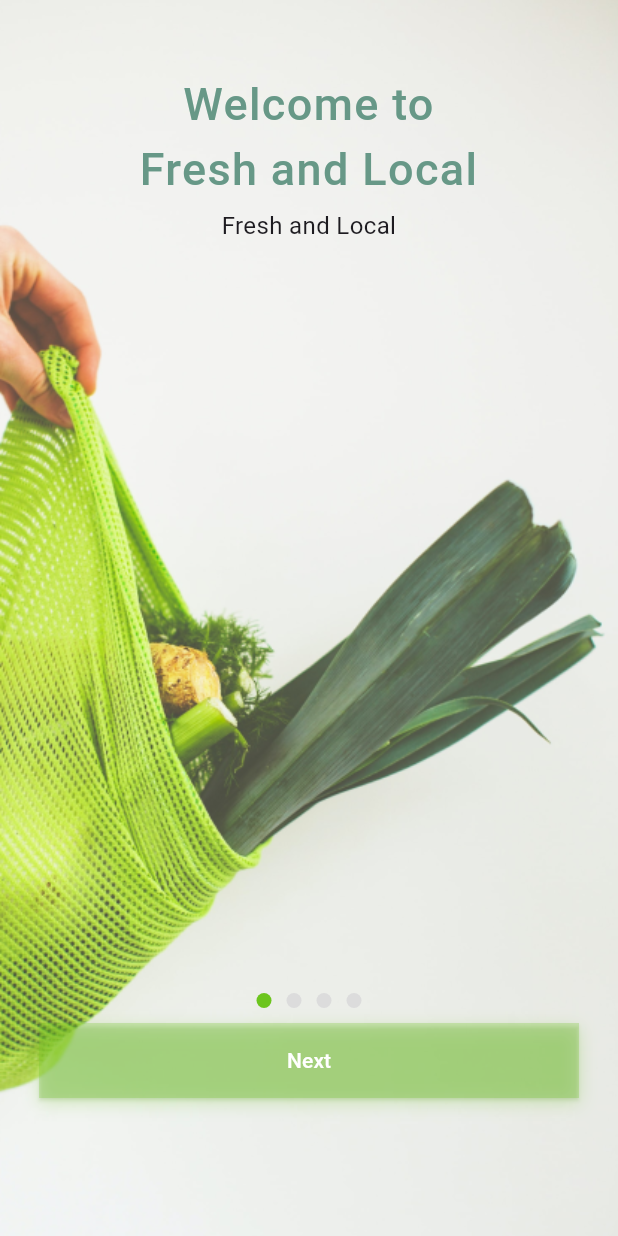
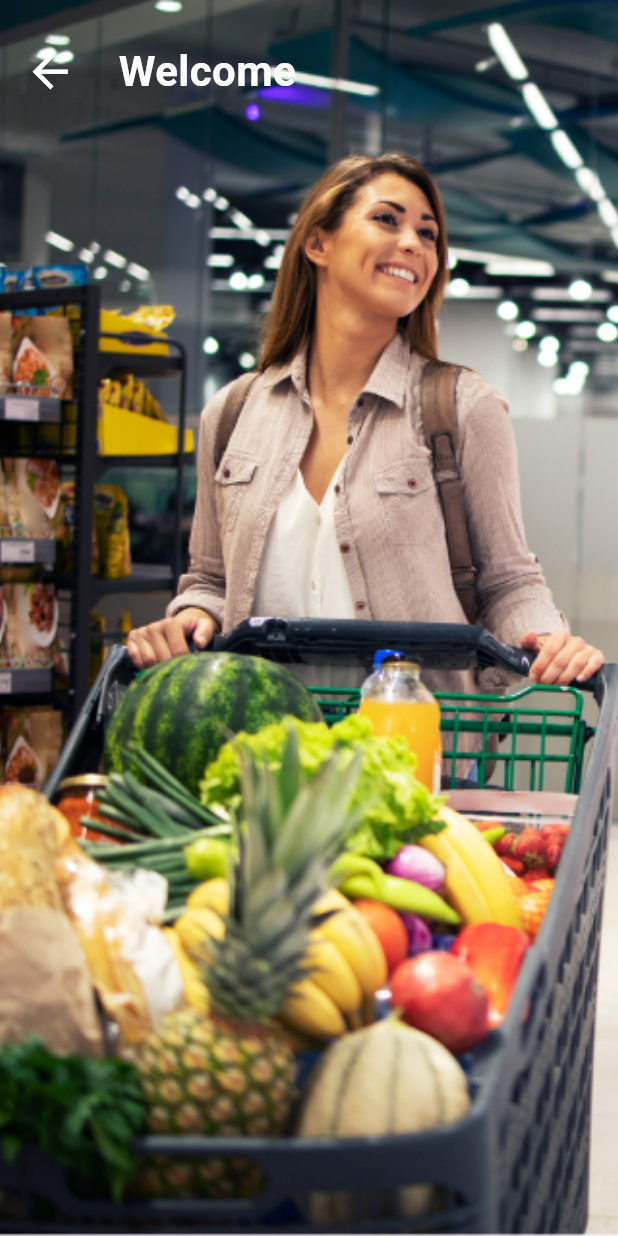
Before and after one commit to 626155/fresh_and_local, a Flutter app: the screen it shows after launch, after a tap on "Next", on a phone screen of 412 x 824 dp. Run offline on Flutter 3.47's test engine with Material 2 defaults, Android fonts, the phone set to English and light mode, and no system bars.

Commit message:
login screen work

```diff
--- a/lib/intro_screen.dart
+++ b/lib/intro_screen.dart
@@ -1,4 +1,6 @@
 import 'package:flutter/material.dart';
+
+import 'login_screen.dart';
 
 class SliderScreen extends StatefulWidget {
   @override
@@ -172,16 +174,20 @@ class SlideItemWidget extends StatelessWidget {
                   height: 50.0, // Set the desired height
                   child: ElevatedButton(
                     onPressed: () {
-                      if (screenState.currentIndex < screenState.slides.length - 1) {
-                        // Move to the next slide using PageController
-                        screenState.pageController.nextPage(
-                          duration: const Duration(milliseconds: 300),
-                          curve: Curves.easeInOutBack,
-                        );
-                      } else {
+                      Navigator.of(context).pushReplacement(
+                        MaterialPageRoute(builder: (_) => LoginScreen()),
+                      );
+                      // if (screenState.currentIndex < screenState.slides.length - 1) {
+                      //   // Move to the next slide using PageController
+                      //   screenState.pageController.nextPage(
+                      //     duration: const Duration(milliseconds: 300),
+                      //     curve: Curves.easeInOutBack,
+                      //   );
+                      // } else {
+
                         // Navigate to the next screen or perform some action
                         // when the last slide is reached
-                      }
+                      // }
                     },
                     style: ElevatedButton.styleFrom(
                       backgroundColor: const Color(0x406CC51D), // Set button color
--- /dev/null
+++ b/lib/login_screen.dart
@@ -0,0 +1,124 @@
+
+import 'package:flutter/cupertino.dart';
+import 'package:flutter/material.dart';
+
+class LoginScreen extends StatefulWidget {
+
+  @override
+  LoginScreenState createState() => LoginScreenState();
+
+}
+
+  class LoginScreenState extends State<LoginScreen> {
+  @override
+  Widget build(BuildContext context) {
+    bool isFormVisible = false;
+
+    void _toggleForm() {
+      setState(() {
+        isFormVisible = !isFormVisible;
+      });
+    }
+
+   return Scaffold(
+     // appBar: AppBar(
+     //   automaticallyImplyLeading: false,
+     //   backgroundColor: Colors.transparent.withOpacity(0),
+     //   elevation: 0,
+     // ),
+     body: Container(
+       padding: const EdgeInsets.all(8),
+       decoration: const BoxDecoration(
+         image: DecorationImage(
+           image: AssetImage('assets/images/loginLady.png'),
+           fit: BoxFit.cover,
+         ),
+       ),
+       child: Column(
+         children: [
+           SizedBox(
+             height: 14,
+           ),
+           Row(
+             children: [
+               IconButton(onPressed: (){
+                 Navigator.of(context).pop();
+               }, icon: Icon(Icons.arrow_back_sharp),color: Colors.white,iconSize: 35),
+               SizedBox(width: 20,),
+               Text('Welcome',style: TextStyle(color: Colors.white,fontWeight: FontWeight.w600,fontSize: 28),)
+             ],
+           )
+         ],
+       ),
+     ),
+   );
+
+  }
+  @override
+  void initState() {
+    super.initState();
+    Future.delayed(Duration(seconds: 5), () {
+      _openBottomSheet();
+    });
+  }
+  void _openBottomSheet() {
+    showModalBottomSheet(
+
+      context: context,
+      builder: (BuildContext context) {
+        return  Scaffold(
+          appBar: AppBar(
+            title: Text('Animated Form Example'),
+          ),
+          body: Center(
+            child: Column(
+              mainAxisAlignment: MainAxisAlignment.center,
+              children: <Widget>[
+                ElevatedButton(
+                  onPressed: () {
+                    // _toggleForm();
+                  },
+                  child: Text('Toggle Form'),
+                ),
+                AnimatedContainer(
+                  duration: Duration(milliseconds: 500), // Adjust animation duration
+                  height: 250, // Set height based on visibility
+                  curve: Curves.easeInOut, // Add animation curve
+                  child:  Container(
+                    padding: EdgeInsets.all(16),
+                    color: Colors.blue,
+                    child: Form(
+                      // Your form widgets go here
+                      child: Column(
+                        children: [
+                          TextFormField(
+                            decoration: InputDecoration(
+                              labelText: 'Username',
+                            ),
+                          ),
+                          TextFormField(
+                            decoration: InputDecoration(
+                              labelText: 'Password',
+                            ),
+                            obscureText: true,
+                          ),
+                          ElevatedButton(
+                            onPressed: () {
+                              // Add form submission logic
+                            },
+                            child: Text('Submit'),
+                          ),
+                        ],
+                      ),
+                    ),
+                  )
+
+                ),
+              ],
+            ),
+          ),
+        );
+      },
+    );
+  }
+  }
--- a/pubspec.yaml
+++ b/pubspec.yaml
@@ -66,6 +66,7 @@ flutter:
      - assets/images/splash.png
      - assets/images/markus-spiske-i5tesTFPBjw-unsplash 1.png
      - assets/images/apple.png
+     - assets/images/loginLady.png
 
   # An image asset can refer to one or more resolution-specific "variants", see
   # https://flutter.dev/assets-and-images/#resolution-aware
```
Also changed, not shown: assets/images/loginLady.png (added).
